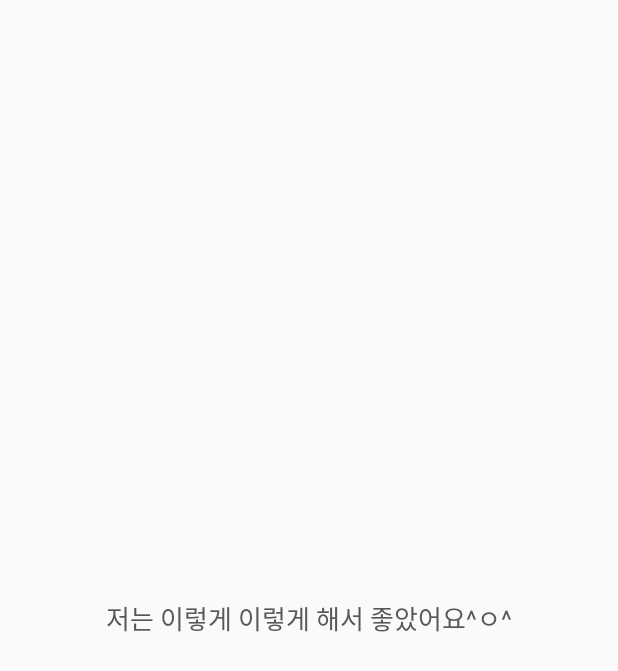
After one commit to openhack-redfan/redfan-android, an Android app: the layout comment_row.xml on its own in the app's theme, with its tools: preview values and no code run, on a phone screen of 412 x 824 dp. The commit adds this screen. Shown: the top 671 px of the screen. Run offline under Robolectric (Android 15) with nearby library versions, the light colour scheme and no system bars; Roboto replaces fonts that are not available here.

Commit message:
디테일레이아웃 구성

```diff
--- /dev/null
+++ b/RedFanApp/app/src/main/res/layout/comment_row.xml
@@ -0,0 +1,18 @@
+<?xml version="1.0" encoding="utf-8"?>
+<LinearLayout xmlns:android="http://schemas.android.com/apk/res/android"
+    xmlns:tools="http://schemas.android.com/tools"
+    android:layout_width="match_parent"
+    android:layout_height="match_parent"
+    xmlns:app="http://schemas.android.com/apk/res-auto">
+
+    <TextView
+        android:layout_width="match_parent"
+        android:layout_height="match_parent"
+        android:text="저는 이렇게 이렇게 해서 좋았어요^ㅇ^"
+        android:padding="10dp"
+        android:textColor="@color/colorFontComment"
+        android:textSize="17sp"
+        android:gravity="center"
+        app:font="custom3"
+        tools:ignore="MissingPrefix" />
+</LinearLayout>
--- a/RedFanApp/app/src/main/res/values/colors.xml
+++ b/RedFanApp/app/src/main/res/values/colors.xml
@@ -17,4 +17,5 @@
     <color name="colorProgressBarGood">#D65654</color>
     <color name="colorProgressBarBad">#E9E9E9</color>
     <color name="colorFontUpdate">#792020</color>
+    <color name="colorFontComment">#585858</color>
 </resources>
```
Also changed, not shown: RedFanApp/app/src/main/java/redfen/redfanapp/DetailActivity.java (+12 -0 lines), RedFanApp/app/src/main/res/layout/activity_detail.xml (+49 -2 lines), RedFanApp/app/src/main/res/drawable/back_btn_img.png (added), RedFanApp/app/src/main/res/drawable/detail_title.png (added).
